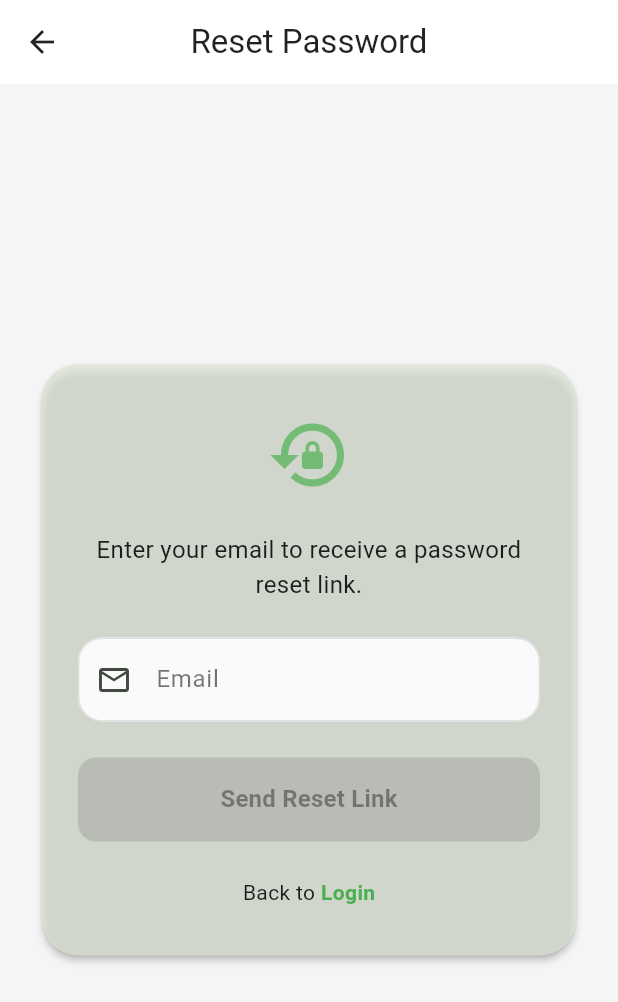
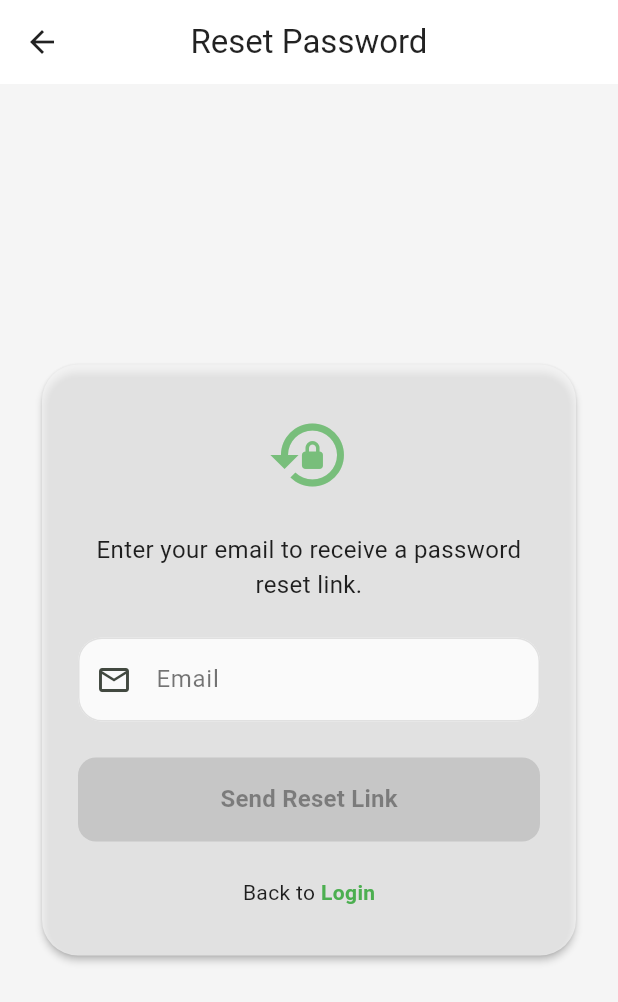
Before and after one commit to Leul4ever/selambuy, a Flutter app: the screen it shows after launch, after a tap on "Skip", after a tap on "Forgot Password?", on a phone screen of 412 x 824 dp. Shown: the top 1002 px of the screen. Run offline on Flutter 3.47's test engine with Material 3 defaults, Android fonts, the phone set to English and light mode, and no system bars; our stand-ins replace equatable, flutter_bloc, get_it; network calls fail.

Commit message:
app theme func

```diff
--- a/lib/core/service_locator.dart
+++ b/lib/core/service_locator.dart
@@ -6,6 +6,7 @@ import '../features/auth/domain/usecases/login_usecase.dart';
 import '../features/auth/domain/usecases/signup_usecase.dart';
 import '../features/auth/presentation/blocs/login_bloc.dart';
 import '../features/auth/presentation/blocs/signup_bloc.dart';
+import 'theme/theme_cubit.dart';
 
 final sl = GetIt.instance;
 
@@ -23,4 +24,7 @@ void init() {
   // BLoCs
   sl.registerFactory(() => LoginBloc(loginUseCase: sl()));
   sl.registerFactory(() => SignupBloc(signupUseCase: sl()));
+
+  // Theme
+  sl.registerLazySingleton(() => ThemeCubit());
 }
--- a/lib/core/theme_provider.dart
+++ b/lib/core/theme/app_themes.dart
@@ -1,35 +1,6 @@
 import 'package:flutter/material.dart';
 
-class ThemeProvider extends ChangeNotifier {
-  static ThemeMode _currentThemeMode =
-      ThemeMode.light; // Static variable for global access
-
-  ThemeMode _themeMode = ThemeMode.light;
-
-  ThemeMode get themeMode => _themeMode;
-
-  // Static getter for current theme mode
-  static ThemeMode get currentThemeMode => _currentThemeMode;
-
-  void setThemeMode(ThemeMode mode) {
-    _themeMode = mode;
-    _currentThemeMode = mode; // Update static variable
-    notifyListeners();
-  }
-
-  // Static method to set theme mode
-  static void setCurrentThemeMode(ThemeMode mode) {
-    _currentThemeMode = mode;
-  }
-
-  bool get isDarkMode {
-    if (_themeMode == ThemeMode.system) {
-      return WidgetsBinding.instance.platformDispatcher.platformBrightness ==
-          Brightness.dark;
-    }
-    return _themeMode == ThemeMode.dark;
-  }
-
+class AppThemes {
   // Light Theme
   static ThemeData get lightTheme {
     return ThemeData(
@@ -39,9 +10,8 @@ class ThemeProvider extends ChangeNotifier {
         primary: const Color(0xFF4CAF50),
         secondary: const Color(0xFF2E7D32),
         surface: Colors.white,
-        background: const Color(0xFFF5F5F5),
+        surfaceContainerHighest: const Color(0xFFF5F5F5),
         onSurface: Colors.black87,
-        onBackground: Colors.black87,
       ),
       useMaterial3: true,
       scaffoldBackgroundColor: const Color(0xFFF5F5F5),
@@ -115,9 +85,8 @@ class ThemeProvider extends ChangeNotifier {
         primary: const Color(0xFF4CAF50),
         secondary: const Color(0xFF2E7D32),
         surface: const Color(0xFF1E1E1E),
-        background: const Color(0xFF121212),
+        surfaceContainerHighest: const Color(0xFF121212),
         onSurface: Colors.white,
-        onBackground: Colors.white,
       ),
       useMaterial3: true,
       scaffoldBackgroundColor: const Color(0xFF121212),
--- a/lib/features/auth/presentation/pages/login_screen.dart
+++ b/lib/features/auth/presentation/pages/login_screen.dart
@@ -39,6 +39,7 @@ class _LoginScreenBodyState extends State<_LoginScreenBody> {
 
   @override
   Widget build(BuildContext context) {
+    final colorScheme = Theme.of(context).colorScheme;
     return BlocListener<LoginBloc, LoginState>(
       listener: (context, state) {
         if (state.status == LoginStatus.success) {
@@ -68,10 +69,10 @@ class _LoginScreenBodyState extends State<_LoginScreenBody> {
                       TextButton(
                         onPressed: () =>
                             Navigator.pushReplacementNamed(context, '/home'),
-                        child: const Text(
+                        child: Text(
                           'Skip',
                           style: TextStyle(
-                            color: Color(0xFF4CAF50),
+                            color: colorScheme.primary,
                             fontWeight: FontWeight.w600,
                             fontSize: 16,
                           ),
@@ -91,11 +92,11 @@ class _LoginScreenBodyState extends State<_LoginScreenBody> {
                           width: 80,
                           height: 80,
                           decoration: BoxDecoration(
-                            color: Colors.white,
+                            color: colorScheme.surface,
                             borderRadius: BorderRadius.circular(40),
                             boxShadow: [
                               BoxShadow(
-                                color: Colors.black.withOpacity(0.1),
+                                color: colorScheme.shadow.withOpacity(0.1),
                                 blurRadius: 10,
                                 offset: const Offset(0, 5),
                               ),
@@ -119,12 +120,12 @@ class _LoginScreenBodyState extends State<_LoginScreenBody> {
                           mainAxisSize: MainAxisSize.min,
                           crossAxisAlignment: CrossAxisAlignment.end,
                           children: [
-                            const Text(
+                            Text(
                               'Yene',
                               style: TextStyle(
                                 fontSize: 32,
                                 fontWeight: FontWeight.bold,
-                                color: Color(0xFF2E7D32),
+                                color: colorScheme.secondary,
                               ),
                             ),
                             Text(
@@ -132,7 +133,7 @@ class _LoginScreenBodyState extends State<_LoginScreenBody> {
                               style: TextStyle(
                                 fontSize: 32,
                                 fontWeight: FontWeight.bold,
-                                color: const Color(0xFF4CAF50).withOpacity(0.8),
+                                color: colorScheme.primary.withOpacity(0.8),
                               ),
                             ),
                           ],
@@ -140,9 +141,9 @@ class _LoginScreenBodyState extends State<_LoginScreenBody> {
                         const SizedBox(height: 6),
                         Text(
                           'Discover Fashion That Speaks',
-                          style: const TextStyle(
+                          style: TextStyle(
                             fontSize: 14,
-                            color: Colors.black54, // Fixed: Use explicit color for visibility
+                            color: colorScheme.onSurface.withOpacity(0.7),
                             fontWeight: FontWeight.w500,
                           ),
                         ),
@@ -152,12 +153,12 @@ class _LoginScreenBodyState extends State<_LoginScreenBody> {
                   const SizedBox(height: 16), // reduced spacing after logo
 
                   // Welcome Text
-                  const Text(
+                  Text(
                     'Welcome Back!',
                     style: TextStyle(
                       fontSize: 24,
                       fontWeight: FontWeight.bold,
-                      color: Color(0xFF2E7D32),
+                      color: colorScheme.secondary,
                     ),
                     textAlign: TextAlign.center,
                   ),
@@ -166,9 +167,9 @@ class _LoginScreenBodyState extends State<_LoginScreenBody> {
 
                   Text(
                     'Sign in to continue your fashion journey',
-                    style: const TextStyle(
+                    style: TextStyle(
                       fontSize: 14,
-                      color: Colors.black54, // Fixed: Use explicit color for visibility
+                      color: colorScheme.onSurface.withOpacity(0.7),
                     ),
                     textAlign: TextAlign.center,
                   ),
@@ -183,30 +184,30 @@ class _LoginScreenBodyState extends State<_LoginScreenBody> {
                         onChanged: (value) =>
                             context.read<LoginBloc>().add(EmailChanged(value)),
                         decoration: InputDecoration(
-                          prefixIcon: const Icon(
+                          prefixIcon: Icon(
                             Icons.person_outline,
-                            color: Color(0xFF4CAF50),
+                            color: colorScheme.primary,
                           ),
                           labelText: 'Email or Phone Number',
-                          labelStyle: const TextStyle(
+                          labelStyle: TextStyle(
                             fontWeight: FontWeight.w500,
-                            color: Colors.black54, // Fixed: Use explicit color for visibility
+                            color: colorScheme.onSurface.withOpacity(0.7),
                           ),
                           border: OutlineInputBorder(
                             borderRadius: BorderRadius.circular(16),
-                            borderSide: const BorderSide(color: Colors.grey),
+                            borderSide: BorderSide(color: colorScheme.outline),
                           ),
                           enabledBorder: OutlineInputBorder(
                             borderRadius: BorderRadius.circular(16),
-                            borderSide: BorderSide(color: Colors.grey[300]!),
+                            borderSide: BorderSide(color: colorScheme.outline.withOpacity(0.5)),
                           ),
                           focusedBorder: OutlineInputBorder(
                             borderRadius: BorderRadius.circular(16),
-                            borderSide: const BorderSide(
-                                color: Color(0xFF4CAF50), width: 2),
+                            borderSide: BorderSide(
+                                color: colorScheme.primary, width: 2),
                           ),
                           filled: true,
-                          fillColor: Colors.grey[50],
+                          fillColor: colorScheme.surfaceContainerHighest,
                         ),
                       );
                     },
@@ -224,36 +225,36 @@ class _LoginScreenBodyState extends State<_LoginScreenBody> {
                             .read<LoginBloc>()
                             .add(PasswordChanged(value)),
                         decoration: InputDecoration(
-                          prefixIcon: const Icon(
+                          prefixIcon: Icon(
                             Icons.lock_outline,
-                            color: Color(0xFF4CAF50),
+                            color: colorScheme.primary,
                           ),
                           labelText: 'Password',
-                          labelStyle: const TextStyle(
+                          labelStyle: TextStyle(
                             fontWeight: FontWeight.w500,
-                            color: Colors.black54, // Fixed: Use explicit color for visibility
+                            color: colorScheme.onSurface.withOpacity(0.7),
                           ),
                           border: OutlineInputBorder(
                             borderRadius: BorderRadius.circular(16),
-                            borderSide: const BorderSide(color: Colors.grey),
+                            borderSide: BorderSide(color: colorScheme.outline),
                           ),
                           enabledBorder: OutlineInputBorder(
                             borderRadius: BorderRadius.circular(16),
-                            borderSide: BorderSide(color: Colors.grey[300]!),
+                            borderSide: BorderSide(color: colorScheme.outline.withOpacity(0.5)),
                           ),
                           focusedBorder: OutlineInputBorder(
                             borderRadius: BorderRadius.circular(16),
-                            borderSide: const BorderSide(
-                                color: Color(0xFF4CAF50), width: 2),
+                            borderSide: BorderSide(
+                                color: colorScheme.primary, width: 2),
                           ),
                           filled: true,
-                          fillColor: Colors.grey[50],
+                          fillColor: colorScheme.surfaceContainerHighest,
                           suffixIcon: IconButton(
                             icon: Icon(
                               _obscurePassword
                                   ? Icons.visibility_off
                                   : Icons.visibility,
-                              color: Colors.grey,
+                              color: colorScheme.onSurface.withOpacity(0.7),
                             ),
                             onPressed: () {
                               setState(() {
@@ -278,23 +279,23 @@ class _LoginScreenBodyState extends State<_LoginScreenBody> {
                              _rememberMe = value ?? false;
                            });
                          },
-                        activeColor: const Color(0xFF4CAF50),
+                         activeColor: colorScheme.primary,
                        ),
                        Text(
                          'Remember Me',
-                        style: const TextStyle(
+                         style: TextStyle(
                            fontWeight: FontWeight.w500,
-                          color: Colors.black54, // Fixed: Use explicit color for visibility
+                           color: colorScheme.onSurface.withOpacity(0.7),
                          ),
                        ),
                        const Spacer(),
                        TextButton(
                          onPressed: () =>
                              Navigator.pushNamed(context, '/forgot-password'),
-                        child: const Text(
+                         child: Text(
                            'Forgot Password?',
                            style: TextStyle(
-                            color: Color(0xFF4CAF50),
+                             color: colorScheme.primary,
                              fontWeight: FontWeight.w600,
                            ),
                          ),
@@ -312,8 +313,8 @@ class _LoginScreenBodyState extends State<_LoginScreenBody> {
                         height: 52,
                         child: ElevatedButton(
                                                      style: ElevatedButton.styleFrom(
-                            backgroundColor: const Color(0xFF4CAF50),
-                            foregroundColor: Colors.white,
+                             backgroundColor: colorScheme.primary,
+                             foregroundColor: colorScheme.onPrimary,
                              textStyle: const TextStyle(
                                fontWeight: FontWeight.bold,
                                fontSize: 16,
@@ -331,9 +332,9 @@ class _LoginScreenBodyState extends State<_LoginScreenBody> {
                                       .add(LoginSubmitted());
                                 },
                                                      child: state.status == LoginStatus.loading
-                              ? const CircularProgressIndicator(
+                               ? CircularProgressIndicator(
                                    valueColor: AlwaysStoppedAnimation<Color>(
-                                      Colors.white),
+                                       colorScheme.onPrimary),
                                  )
                                : const Text('Sign In'),
                         ),
@@ -349,15 +350,15 @@ class _LoginScreenBodyState extends State<_LoginScreenBody> {
                        Expanded(
                          child: Divider(
                            thickness: 1,
-                          color: Colors.grey[300],
+                           color: colorScheme.outline.withOpacity(0.5),
                          ),
                        ),
                        Padding(
                          padding: const EdgeInsets.symmetric(horizontal: 16.0),
                          child: Text(
                            'or',
-                          style: const TextStyle(
-                            color: Colors.black54, // Fixed: Use explicit color for visibility
+                           style: TextStyle(
+                             color: colorScheme.onSurface.withOpacity(0.7),
                              fontWeight: FontWeight.w500,
                            ),
                          ),
@@ -365,7 +366,7 @@ class _LoginScreenBodyState extends State<_LoginScreenBody> {
                        Expanded(
                          child: Divider(
                            thickness: 1,
-                          color: Colors.grey[300],
+                           color: colorScheme.outline.withOpacity(0.5),
                          ),
                        ),
                      ],
@@ -383,20 +384,20 @@ class _LoginScreenBodyState extends State<_LoginScreenBody> {
                          height: 52,
                          child: OutlinedButton(
                            style: OutlinedButton.styleFrom(
-                            side: BorderSide(color: Colors.grey[300]!),
+                             side: BorderSide(color: colorScheme.outline.withOpacity(0.5)),
                              shape: RoundedRectangleBorder(
                                borderRadius: BorderRadius.circular(16),
                              ),
-                            backgroundColor: Colors.white,
+                             backgroundColor: colorScheme.surface,
                              padding: EdgeInsets.zero,
                            ),
                           onPressed: () {
                             // TODO: Implement Google sign-in
                           },
-                          child: const Icon(
+                                                     child: Icon(
                              Icons.g_mobiledata,
                              size: 24,
-                            color: Colors.red,
+                             color: Colors.red, // Google brand color
                            ),
                         ),
                       ),
@@ -406,11 +407,11 @@ class _LoginScreenBodyState extends State<_LoginScreenBody> {
                          height: 52,
                          child: OutlinedButton(
                            style: OutlinedButton.styleFrom(
-                            side: BorderSide(color: Colors.grey[300]!),
+                             side: BorderSide(color: colorScheme.outline.withOpacity(0.5)),
                              shape: RoundedRectangleBorder(
                                borderRadius: BorderRadius.circular(16),
                              ),
-                            backgroundColor: Colors.white,
+                             backgroundColor: colorScheme.surface,
                              padding: EdgeInsets.zero,
                            ),
                           onPressed: () {
@@ -429,20 +430,20 @@ class _LoginScreenBodyState extends State<_LoginScreenBody> {
                          height: 52,
                          child: OutlinedButton(
                            style: OutlinedButton.styleFrom(
-                            side: BorderSide(color: Colors.grey[300]!),
+                             side: BorderSide(color: colorScheme.outline.withOpacity(0.5)),
                              shape: RoundedRectangleBorder(
                                borderRadius: BorderRadius.circular(16),
                              ),
-                            backgroundColor: Colors.white,
+                             backgroundColor: colorScheme.surface,
                              padding: EdgeInsets.zero,
                            ),
                           onPressed: () {
                             // TODO: Implement Twitter sign-in
                           },
-                          child: const Icon(
+                                                     child: Icon(
                              Icons.close,
                              size: 24,
-                            color: Colors.black,
+                             color: Color(0xFF1DA1F2), // Twitter/X brand color
                            ),
                         ),
                       ),
@@ -458,15 +459,15 @@ class _LoginScreenBodyState extends State<_LoginScreenBody> {
                                                  text: TextSpan(
                            text: "Don't have an account? ",
                            style: TextStyle(
-                            color: Theme.of(context).textTheme.bodySmall?.color,
+                             color: colorScheme.onSurface.withOpacity(0.7),
                              fontWeight: FontWeight.w500,
                              fontSize: 14,
                            ),
-                          children: const [
+                           children: [
                              TextSpan(
                                text: 'Sign Up',
                                style: TextStyle(
-                                color: Color(0xFF4CAF50),
+                                 color: colorScheme.primary,
                                  fontWeight: FontWeight.bold,
                                ),
                              ),
--- a/lib/features/auth/presentation/widgets/forgot_password_form.dart
+++ b/lib/features/auth/presentation/widgets/forgot_password_form.dart
@@ -61,7 +61,7 @@ class _ForgotPasswordFormState extends State<ForgotPasswordForm> {
                 elevation: 2,
                 shape: RoundedRectangleBorder(
                     borderRadius: BorderRadius.circular(24)),
-                color: colorScheme.surfaceVariant.withOpacity(0.7),
+                color: colorScheme.surfaceContainerHighest.withOpacity(0.7),
                 child: Padding(
                   padding:
                       const EdgeInsets.symmetric(horizontal: 24, vertical: 32),
--- a/lib/features/auth/presentation/widgets/login_form.dart
+++ b/lib/features/auth/presentation/widgets/login_form.dart
@@ -150,7 +150,7 @@ class _LoginFormState extends State<LoginForm> {
                                   const EdgeInsets.symmetric(horizontal: 8),
                               child: Text('OR',
                                   style: TextStyle(
-                                      color: colorScheme.onSurfaceVariant)),
+                                      color: colorScheme.onSurface)),
                             ),
                             const Expanded(child: Divider()),
                           ],
--- a/lib/features/auth/presentation/widgets/primary_button.dart
+++ b/lib/features/auth/presentation/widgets/primary_button.dart
@@ -22,9 +22,9 @@ class PrimaryButton extends StatelessWidget {
       child: ElevatedButton(
         style: ElevatedButton.styleFrom(
           backgroundColor:
-              enabled ? colorScheme.primary : colorScheme.surfaceVariant,
+              enabled ? colorScheme.primary : colorScheme.surfaceContainerHighest,
           foregroundColor:
-              enabled ? colorScheme.onPrimary : colorScheme.onSurfaceVariant,
+              enabled ? colorScheme.onPrimary : colorScheme.onSurface,
           padding: const EdgeInsets.symmetric(vertical: 16),
           shape: RoundedRectangleBorder(
             borderRadius: BorderRadius.circular(12),
--- a/lib/features/home/presentation/widgets/product_card.dart
+++ b/lib/features/home/presentation/widgets/product_card.dart
@@ -42,12 +42,12 @@ class ProductCard extends StatelessWidget {
                   width: double.infinity,
                   height: double.infinity,
                   errorBuilder: (_, __, ___) => Container(
-                    color: colorScheme.surfaceVariant,
+                    color: colorScheme.surfaceContainerHighest,
                     alignment: Alignment.center,
                     child: Icon(
                       Icons.image_not_supported,
                       size: 32,
-                      color: colorScheme.onSurfaceVariant,
+                      color: colorScheme.onSurface,
                     ),
                   ),
                 ),
--- a/lib/main.dart
+++ b/lib/main.dart
@@ -1,4 +1,5 @@
 import 'package:flutter/material.dart';
+import 'package:flutter_bloc/flutter_bloc.dart';
 import 'features/auth/presentation/pages/login_screen.dart';
 import 'features/auth/presentation/pages/signup_page.dart';
 import 'features/auth/presentation/pages/forgot_password_page.dart';
@@ -8,7 +9,8 @@ import 'features/home/presentation/pages/home_page.dart';
 import 'features/home/presentation/pages/settings_page.dart';
 import 'features/notifications/presentation/routes/notification_routes.dart';
 import 'core/service_locator.dart';
-import 'core/theme_provider.dart';
+import 'core/theme/app_themes.dart';
+import 'core/theme/theme_cubit.dart';
 
 void main() {
   init();
@@ -20,11 +22,25 @@ class MyApp extends StatelessWidget {
 
   @override
   Widget build(BuildContext context) {
+    return BlocProvider(
+      create: (context) => sl<ThemeCubit>(),
+      child: const _AppContent(),
+    );
+  }
+}
+
+class _AppContent extends StatelessWidget {
+  const _AppContent();
+
+  @override
+  Widget build(BuildContext context) {
+    return BlocBuilder<ThemeCubit, ThemeMode>(
+      builder: (context, themeMode) {
         return MaterialApp(
           title: 'YeneGebiya',
-      themeMode: ThemeProvider.currentThemeMode, // Use current theme mode
-      theme: ThemeProvider.lightTheme,
-      darkTheme: ThemeProvider.darkTheme,
+          themeMode: themeMode,
+          theme: AppThemes.lightTheme,
+          darkTheme: AppThemes.darkTheme,
           initialRoute: '/',
           onGenerateRoute: (settings) {
             // Delegate notification routes
@@ -57,5 +73,7 @@ class MyApp extends StatelessWidget {
             }
           },
         );
+      },
+    );
   }
 }
```
Also changed, not shown: lib/core/theme/theme_cubit.dart (added, +22 -0 lines), lib/features/auth/presentation/pages/signup_page.dart (+9 -8 lines), lib/features/auth/presentation/widgets/signup_form.dart (+62 -56 lines), lib/features/home/presentation/pages/home_page.dart (+14 -11 lines), lib/features/home/presentation/pages/settings_page.dart (+27 -21 lines). Lines whose indentation alone changed are shown as unchanged.
